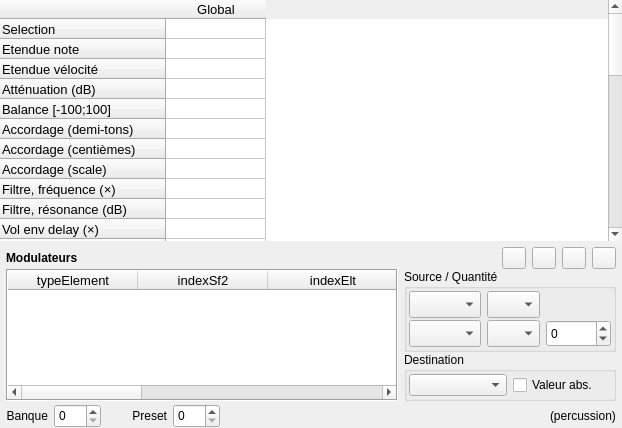
davy7125/polyphone, file sources/editor/pageprst.ui: the form before one commit.
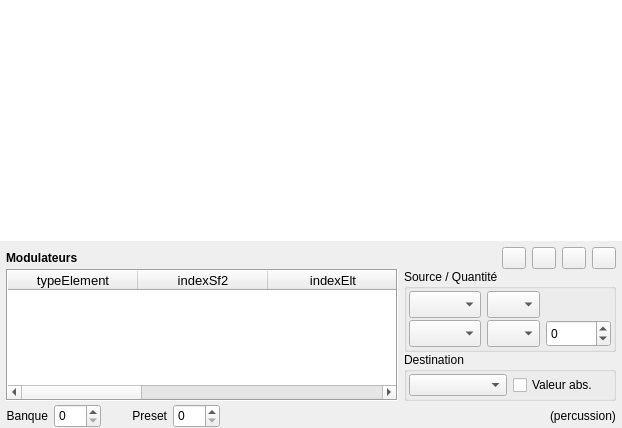
The form after the commit. Icons and pictures are not drawn. Custom widgets are drawn as their Qt base class.

The edit to the form file:
```diff
--- a/sources/editor/pageprst.ui
+++ b/sources/editor/pageprst.ui
@@ -76,12 +76,6 @@
          <property name="horizontalScrollMode">
           <enum>QAbstractItemView::ScrollPerPixel</enum>
          </property>
-         <property name="rowCount">
-          <number>38</number>
-         </property>
-         <property name="columnCount">
-          <number>1</number>
-         </property>
          <attribute name="horizontalHeaderMinimumSectionSize">
           <number>18</number>
          </attribute>
@@ -91,217 +85,6 @@
          <attribute name="verticalHeaderMinimumSectionSize">
           <number>19</number>
          </attribute>
-         <row>
-          <property name="text">
-           <string notr="true">Selection</string>
-          </property>
-         </row>
-         <row>
-          <property name="text">
-           <string>Etendue note</string>
-          </property>
-         </row>
-         <row>
-          <property name="text">
-           <string>Etendue vélocité</string>
-          </property>
-         </row>
-         <row>
-          <property name="text">
-           <string>Atténuation (dB)</string>
-          </property>
-         </row>
-         <row>
-          <property name="text">
-           <string>Balance [-100;100]</string>
-          </property>
-         </row>
-         <row>
-          <property name="text">
-           <string>Accordage (demi-tons)</string>
-          </property>
-         </row>
-         <row>
-          <property name="text">
-           <string>Accordage (centièmes)</string>
-          </property>
-         </row>
-         <row>
-          <property name="text">
-           <string>Accordage (scale)</string>
-          </property>
-         </row>
-         <row>
-          <property name="text">
-           <string>Filtre, fréquence (×)</string>
-          </property>
-          <property name="font">
-           <font>
-            <weight>50</weight>
-            <bold>false</bold>
-           </font>
-          </property>
-         </row>
-         <row>
-          <property name="text">
-           <string>Filtre, résonance (dB)</string>
-          </property>
-         </row>
-         <row>
-          <property name="text">
-           <string>Vol env delay (×)</string>
-          </property>
-         </row>
-         <row>
-          <property name="text">
-           <string>Vol env attack (×)</string>
-          </property>
-         </row>
-         <row>
-          <property name="text">
-           <string>Vol env hold (×)</string>
-          </property>
-         </row>
-         <row>
-          <property name="text">
-           <string>Vol env decay (×)</string>
-          </property>
-         </row>
-         <row>
-          <property name="text">
-           <string>Vol env sustain (dB)</string>
-          </property>
-         </row>
-         <row>
-          <property name="text">
-           <string>Vol env release (×)</string>
-          </property>
-         </row>
-         <row>
-          <property name="text">
-           <string>Note → Vol env hold (c)</string>
-          </property>
-         </row>
-         <row>
-          <property name="text">
-           <string>Note → Vol env decay (c)</string>
-          </property>
-         </row>
-         <row>
-          <property name="text">
-           <string>Mod env delay (×)</string>
-          </property>
-         </row>
-         <row>
-          <property name="text">
-           <string>Mod env attack (×)</string>
-          </property>
-         </row>
-         <row>
-          <property name="text">
-           <string>Mod env hold (×)</string>
-          </property>
-         </row>
-         <row>
-          <property name="text">
-           <string>Mod env decay (×)</string>
-          </property>
-         </row>
-         <row>
-          <property name="text">
-           <string>Mod env sustain (%)</string>
-          </property>
-         </row>
-         <row>
-          <property name="text">
-           <string>Mod env release (×)</string>
-          </property>
-         </row>
-         <row>
-          <property name="text">
-           <string>Mod env → ton (c)</string>
-          </property>
-         </row>
-         <row>
-          <property name="text">
-           <string>Mod env → filtre (c)</string>
-          </property>
-         </row>
-         <row>
-          <property name="text">
-           <string>Note → Mod env hold (c)</string>
-          </property>
-         </row>
-         <row>
-          <property name="text">
-           <string>Note → Mod env decay (c)</string>
-          </property>
-         </row>
-         <row>
-          <property name="text">
-           <string>Mod LFO delay (×)</string>
-          </property>
-         </row>
-         <row>
-          <property name="text">
-           <string>Mod LFO freq (×)</string>
-          </property>
-         </row>
-         <row>
-          <property name="text">
-           <string>Mod LFO → ton (c)</string>
-          </property>
-         </row>
-         <row>
-          <property name="text">
-           <string>Mod LFO → filtre (c)</string>
-          </property>
-         </row>
-         <row>
-          <property name="text">
-           <string>Mod LFO → volume (dB)</string>
-          </property>
-         </row>
-         <row>
-          <property name="text">
-           <string>Vib LFO delay (×)</string>
-          </property>
-         </row>
-         <row>
-          <property name="text">
-           <string>Vib LFO freq (×)</string>
-          </property>
-         </row>
-         <row>
-          <property name="text">
-           <string>Vib LFO → ton (c)</string>
-          </property>
-         </row>
-         <row>
-          <property name="text">
-           <string>Chorus (%)</string>
-          </property>
-         </row>
-         <row>
-          <property name="text">
-           <string>Réverbération (%)</string>
-          </property>
-         </row>
-         <column>
-          <property name="text">
-           <string>Global</string>
-          </property>
-         </column>
-         <item row="10" column="0">
-          <property name="text">
-           <string/>
-          </property>
-         </item>
-         <item row="11" column="0">
-          <property name="text">
-           <string/>
-          </property>
-         </item>
         </widget>
        </item>
        <item>
```
